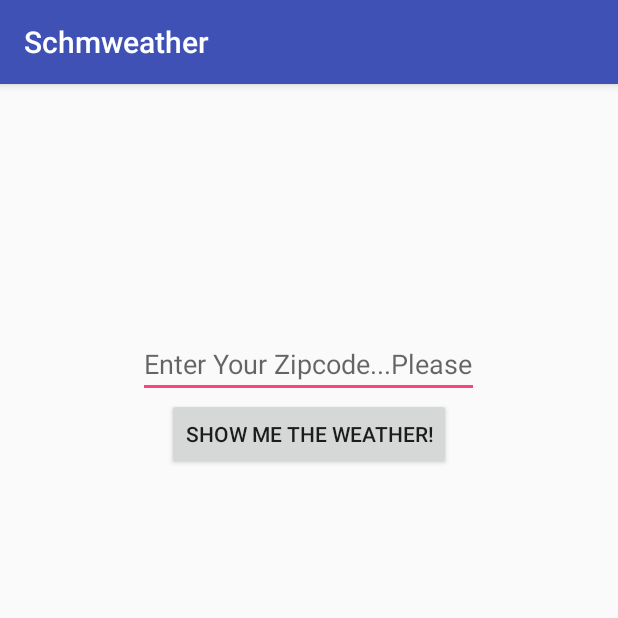
After one commit to benviss/epic-android-weatherApp, an Android app: the TakeLocationActivity screen opened directly, with no data from a screen before it, on a phone screen of 412 x 824 dp, the top half of it. The commit adds this screen. Run offline under Robolectric (Android 15) with nearby library versions, the phone set to English and light mode, and no system bars; our stand-ins replace ButterKnife.

```diff
--- a/app/build.gradle
+++ b/app/build.gradle
@@ -28,4 +28,5 @@ dependencies {
     compile 'com.android.support:appcompat-v7:24.2.1'
     compile 'com.squareup.okhttp3:okhttp:3.2.0'
     compile 'se.akerfeldt:okhttp-signpost:1.1.0'
+    compile 'com.jakewharton:butterknife:7.0.1'
 }
--- a/app/src/main/AndroidManifest.xml
+++ b/app/src/main/AndroidManifest.xml
@@ -1,7 +1,8 @@
 <?xml version="1.0" encoding="utf-8"?>
 <manifest xmlns:android="http://schemas.android.com/apk/res/android"
     package="com.men.schmweather">
-    <uses-permission android:name="android.permission.INTERNET"/>
+
+    <uses-permission android:name="android.permission.INTERNET" />
 
     <application
         android:allowBackup="true"
@@ -16,6 +17,8 @@
                 <category android:name="android.intent.category.LAUNCHER" />
             </intent-filter>
         </activity>
+        <activity android:name=".ui.ForecastActivity" />
+        <activity android:name=".ui.TakeLocationActivity"></activity>
     </application>
 
 </manifest>
--- /dev/null
+++ b/app/src/main/res/layout/activity_take_location.xml
@@ -0,0 +1,30 @@
+<?xml version="1.0" encoding="utf-8"?>
+<RelativeLayout xmlns:android="http://schemas.android.com/apk/res/android"
+    xmlns:tools="http://schemas.android.com/tools"
+    android:layout_width="match_parent"
+    android:layout_height="match_parent"
+    android:paddingBottom="@dimen/activity_vertical_margin"
+    android:paddingLeft="@dimen/activity_horizontal_margin"
+    android:paddingRight="@dimen/activity_horizontal_margin"
+    android:paddingTop="@dimen/activity_vertical_margin"
+    tools:context="com.men.schmweather.ui.TakeLocationActivity">
+
+    <EditText
+        android:layout_width="wrap_content"
+        android:layout_height="wrap_content"
+        android:id="@+id/userSubmitZipcode"
+        android:layout_alignParentTop="true"
+        android:layout_centerHorizontal="true"
+        android:layout_marginTop="148dp"
+        android:hint="Enter Your Zipcode...Please"
+        android:inputType="number" />
+
+    <Button
+        android:layout_width="wrap_content"
+        android:layout_height="wrap_content"
+        android:text="Show me the Weather!"
+        android:id="@+id/button"
+        android:layout_below="@+id/userSubmitZipcode"
+        android:layout_centerHorizontal="true"
+        android:onClick="onClickSubmitUserZipCode" />
+</RelativeLayout>
```
Also changed, not shown: app/src/main/java/com/men/schmweather/models/Daycast.java (+4 -12 lines), app/src/main/java/com/men/schmweather/models/Weather.java (+12 -4 lines), app/src/main/java/com/men/schmweather/services/WeatherService.java (+29 -7 lines), app/src/main/java/com/men/schmweather/ui/ForecastActivity.java (added, +32 -0 lines), app/src/main/java/com/men/schmweather/ui/MainActivity.java (+12 -21 lines), app/src/main/java/com/men/schmweather/ui/TakeLocationActivity.java (added, +77 -0 lines), app/src/main/res/layout/activity_forecast.xml (added, +12 -0 lines).
